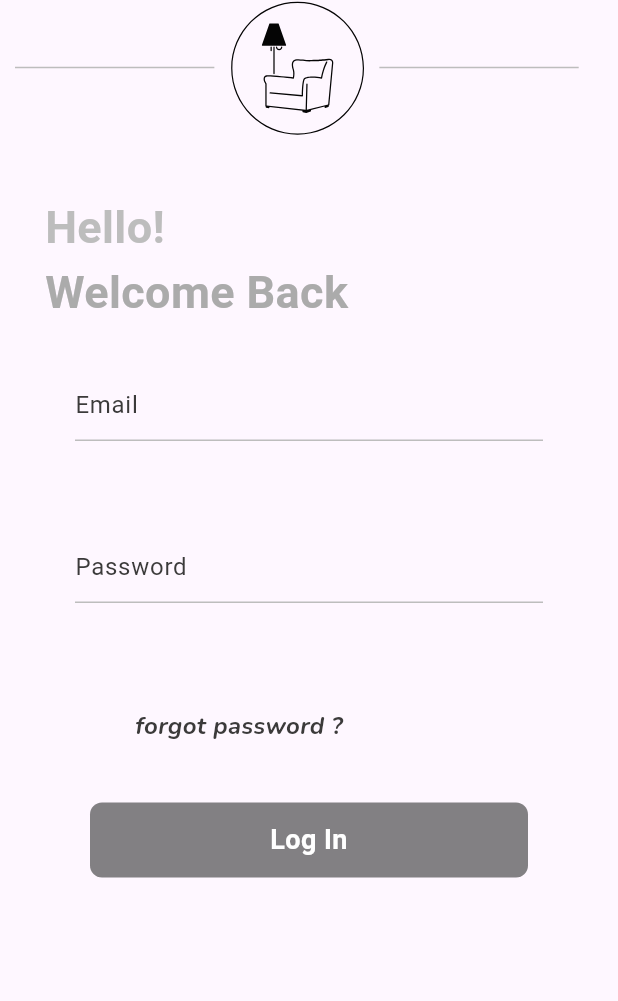
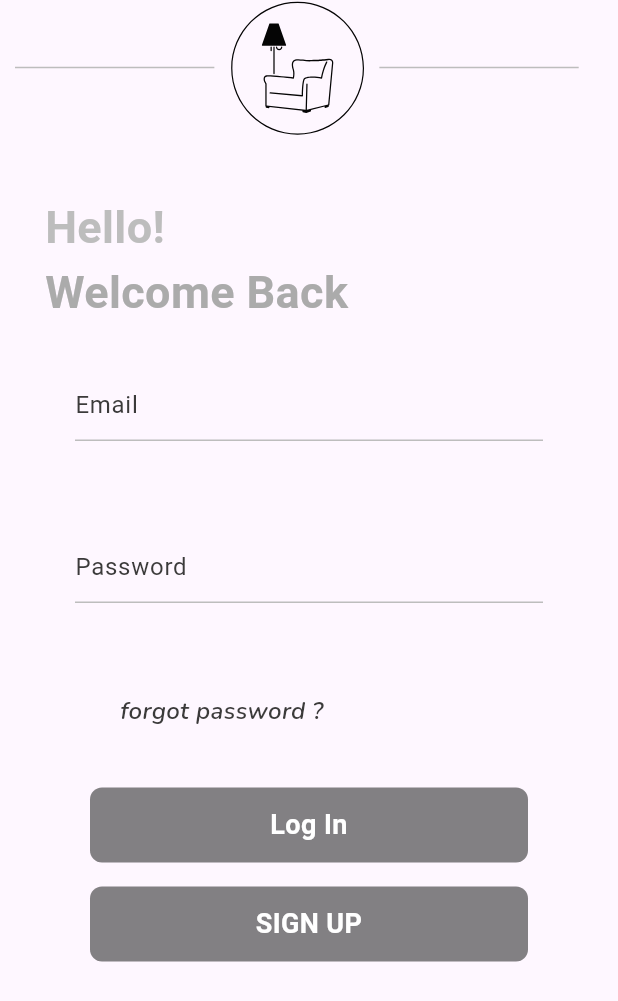
Before and after one commit to aya-djihane/MYHB, a Flutter app: the LoginScreen screen opened directly, on a phone screen of 412 x 824 dp. Shown: the top 1001 px of the screen. Run offline on Flutter 3.47's test engine with Material 3 defaults, Android fonts, the phone set to English and light mode, and no system bars; our stand-ins replace flutter_svg, get; missing offline and left inert: dart:ffi; Roboto replaces fonts that are missing (Glassio).

Commit message:
login Screen ( haki yakhti g3dt nmodifier w nrigel jaw daw eliya caple hhhh heda 7edi )

```diff
--- a/lib/screens/loginscreen.dart
+++ b/lib/screens/loginscreen.dart
@@ -1,7 +1,10 @@
 import 'package:flutter/material.dart';
 import 'package:flutter_svg/flutter_svg.dart';
+import 'package:get/get_core/src/get_main.dart';
+import 'package:get/get_navigation/get_navigation.dart';
 import 'package:myhb_app/appColors.dart';
 import 'package:myhb_app/widgets/custom_button.dart';
+import 'package:myhb_app/screens/SignUpScreen.dart';
 
 class LoginScreen extends StatefulWidget {
   const LoginScreen({Key? key}) : super(key: key);
@@ -20,7 +23,7 @@ class _LoginScreenState extends State<LoginScreen> {
       body: Column (
         mainAxisAlignment: MainAxisAlignment.start,
         crossAxisAlignment: CrossAxisAlignment.start,
-        children: [
+        children: <Widget>[
            Center(
             child: Padding(
               padding: const EdgeInsets.symmetric(horizontal: 10.0),
@@ -100,7 +103,7 @@ class _LoginScreenState extends State<LoginScreen> {
             ),
           ),
     const Padding(
-    padding: EdgeInsets.only(left: 90,top: 40),
+    padding: EdgeInsets.only(left: 80,top: 30),
     child: Column(
     mainAxisAlignment: MainAxisAlignment.start,
     crossAxisAlignment: CrossAxisAlignment.start,
@@ -109,20 +112,28 @@ class _LoginScreenState extends State<LoginScreen> {
     'forgot password ?',
     style: TextStyle(
     fontSize: 16,
-      fontFamily: "nunito",
-    fontWeight: FontWeight.bold,
+      fontFamily: "Nunito",
+    fontWeight: FontWeight.w600,
     color:AppColors.blacklight,)
     ),
-
   ]),
     ),
-          Center(
-            child: Padding(
-              padding: const EdgeInsets.symmetric(horizontal: 60,vertical: 40),
-              child: CustomButton(width: media.width, value: 'Log In'),
-            ),
-          ),
-        ],
+    Center(
+          child: Padding(
+             padding: const EdgeInsets.symmetric(horizontal: 60, vertical: 40),
+             child: Column(
+              children: [
+               CustomButton( width: media.width, value: 'Log In',),
+                 SizedBox(height: 16),
+               CustomButton(
+               width: media.width,
+              value: 'SIGN UP',
+                 onTap: ()=>Get.to(SigninScreen()),
+          )],
+         ),
+        ),
+       ),
+      ],
       ),
     );
   }
--- a/pubspec.yaml
+++ b/pubspec.yaml
@@ -42,3 +42,6 @@ flutter:
     - family: Nunito
       fonts:
         - asset: fonts/Nunito.ttf
+    - family: Merriweather-Black
+    - fonts:
+      - asset: fonts/Merriweather-Black.ttf
```
Also changed, not shown: lib/screens/SignUpScreen.dart (added, +157 -0 lines), lib/screens/splash_screen.dart (+4 -5 lines).
